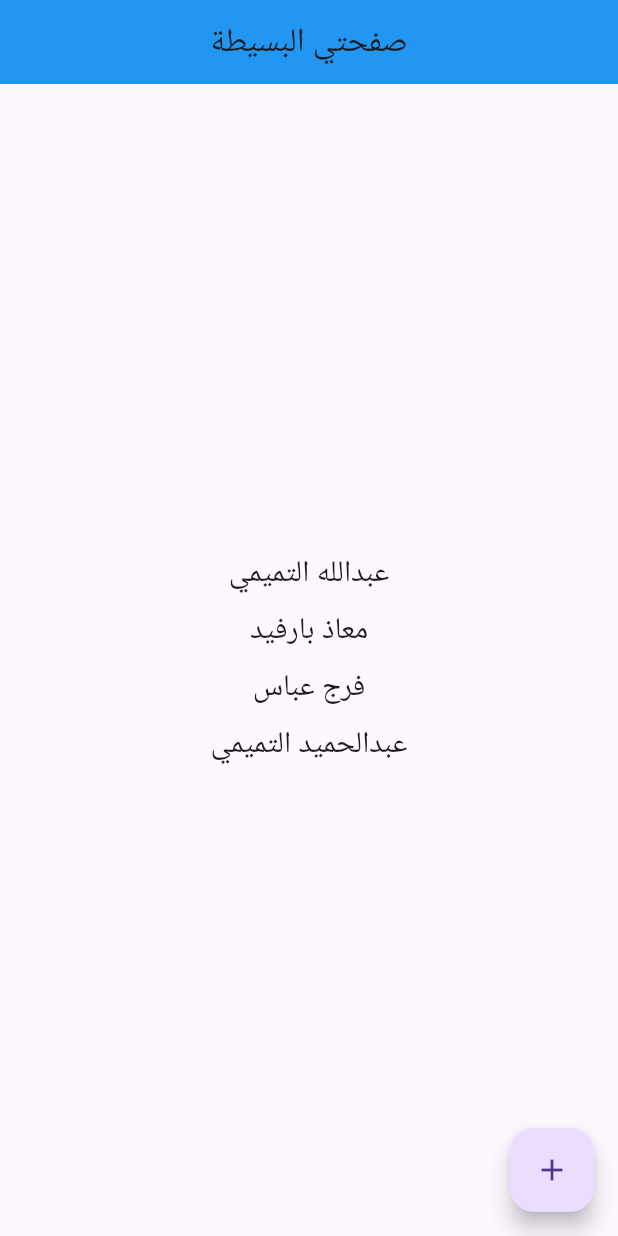
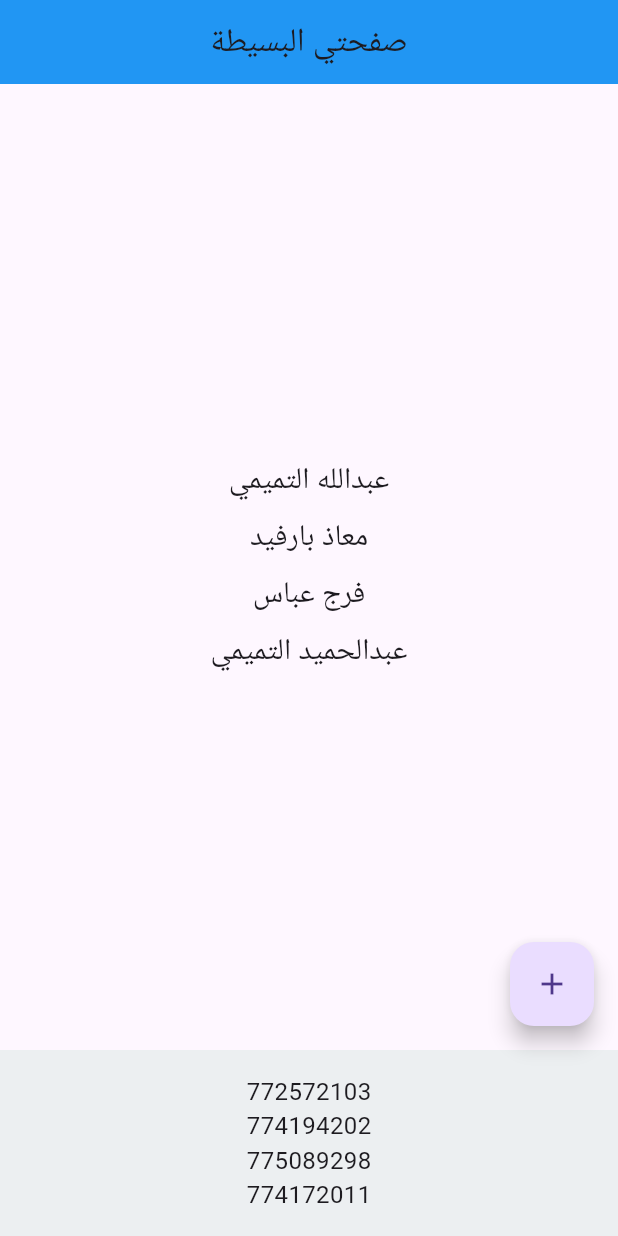
Before and after one commit to Flamingo4Technology/final_project1, a Flutter app: the screen it shows after launch, on a phone screen of 412 x 824 dp. Run offline on Flutter 3.47's test engine with Material 3 defaults, Android fonts, the phone set to English and light mode, and no system bars.

Commit message:
Abdulhameed Altamimi

```diff
--- a/lib/main.dart
+++ b/lib/main.dart
@@ -36,6 +36,19 @@ class MyApp extends StatelessWidget {
   },
   child: const Icon(Icons.add),
 ),
+bottomNavigationBar: Container(
+          color: Colors.blueGrey[50],
+          padding: const EdgeInsets.all(16),
+          child: Column(
+            mainAxisSize: MainAxisSize.min,
+            children: const [
+              Text('772572103', style: TextStyle(fontSize: 16)),
+              Text('774194202', style: TextStyle(fontSize: 16)),
+              Text('775089298', style: TextStyle(fontSize: 16)),
+              Text('774172011', style: TextStyle(fontSize: 16)),
+            ],
+          ),
+        ),
 
       ),
     );
```
